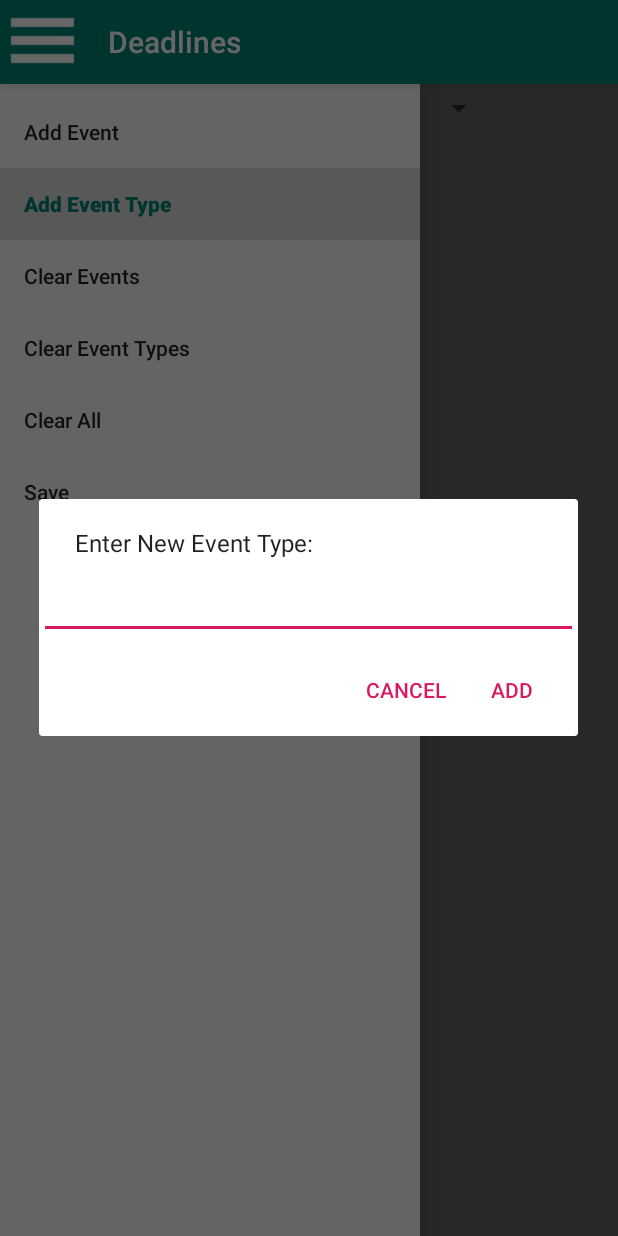
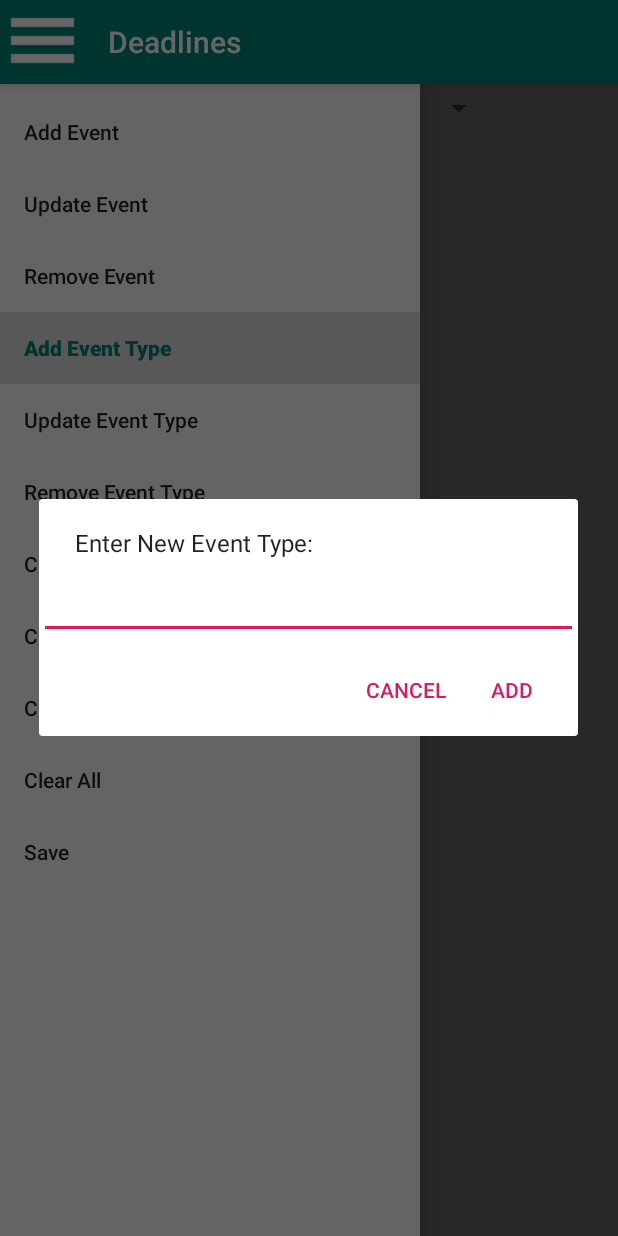
Before and after one commit to BrendanKiernan196/Deadlines, an Android app: the screen it shows after launch (MainActivity), in the side drawer, after a tap on "Add Event Type", on a phone screen of 412 x 824 dp. Run offline under Robolectric (Android 15) with nearby library versions, the phone set to English and light mode, and no system bars.

Commit message:
Middleware 4
Event creation method tested and debugged
Add button functionality complete
Update/delete function pop-ups started
Creation pop-ups for events and types being repurposed to also handle updating events and types

```diff
--- a/app/src/main/java/com/kiernan/deadlines/MainActivity.java
+++ b/app/src/main/java/com/kiernan/deadlines/MainActivity.java
@@ -8,19 +8,19 @@ import android.support.v4.widget.DrawerLayout;
 import android.support.v7.app.ActionBar;
 import android.support.v7.app.AlertDialog;
 import android.support.v7.app.AppCompatActivity;
-import android.support.v7.widget.DefaultItemAnimator;
-import android.support.v7.widget.LinearLayoutManager;
 import android.support.v7.widget.RecyclerView;
 import android.support.v7.widget.Toolbar;
 import android.view.MenuItem;
+import android.view.View;
 import android.widget.ArrayAdapter;
+import android.widget.Button;
 import android.widget.EditText;
 import android.widget.RelativeLayout;
 import android.widget.Spinner;
 
 import java.util.ArrayList;
 import java.util.Calendar;
-import java.util.GregorianCalendar;
+import java.util.Date;
 
 /*
     Deadlines Project - Members
@@ -43,15 +43,35 @@ public class MainActivity extends AppCompatActivity {
 
     private DrawerLayout drawerLayout;
 
-    private AlertDialog newEvent, eventFail, newEventType, eventTypeFail,
-            confirm, ceAlert, cetAlert, caAlert;
+    private AlertDialog detailEvent, eventFail, detailEventType, eventTypeFail, eventSelector,
+            eventTypeSelector, confirm, ceAlert, cetAlert, caAlert, adder;
+
+    //For eventSelector and eventTypeSelector - name of event or type to be updated
+    private String reference;
+
+    //For eventSelector and eventTypeSelector - indicate if the selected object is to be deleted
+    //True - delete
+    //False - update or complete (See following bool)
+    private boolean delete;
+
+    /*
+    For eventCreator and eventTypeCreator - indicate if the information obtained is for an update
+    True - update object of name @string/reference
+    False - create new object
+
+    For eventSelect - indicate if selected event is to be updated
+    True - update object of selected name
+    False - complete (stretch goal)
+     */
+    private boolean update;
 
     private RelativeLayout eventCreator;
 
     private EditText eventTypeCreator;
 
-    //Specific purpose spinners
-    private Spinner creatorEventTypeSpinner, hourSpinner, minuteSpinner, monthSpinner, daySpinner, yearSpinner;
+    //Event Creator Spinners
+    private Spinner creatorEventTypeSpinner, hourSpinner, minuteSpinner, monthSpinner, daySpinner,
+            yearSpinner;
 
     private ArrayList hours, minutes, months, days, years;
 
@@ -74,6 +94,7 @@ public class MainActivity extends AppCompatActivity {
         makeTimeSpinners();
         makeDialogue();
         makeHamburger();
+        setAddButtonAction();
     }
 
     //Method to give hamburger menu and add buttons onClick functionality
@@ -82,10 +103,9 @@ public class MainActivity extends AppCompatActivity {
         switch (item.getItemId()) {
             //Home button opens and closes hamburger menu
             case android.R.id.home:
-                if(drawerLayout.isDrawerOpen(GravityCompat.START)){
+                if (drawerLayout.isDrawerOpen(GravityCompat.START)) {
                     drawerLayout.closeDrawer(GravityCompat.START);
-                }
-                else{
+                } else {
                     drawerLayout.openDrawer(GravityCompat.START);
                 }
                 return true;
@@ -199,7 +219,7 @@ public class MainActivity extends AppCompatActivity {
          */
         builder.setPositiveButton("Ok", new DialogInterface.OnClickListener() {
             public void onClick(DialogInterface dialog, int id) {
-                newEvent.show();
+                detailEvent.show();
             }
         });
         builder.setMessage("");
@@ -210,7 +230,7 @@ public class MainActivity extends AppCompatActivity {
          */
         builder.setPositiveButton("Ok", new DialogInterface.OnClickListener() {
             public void onClick(DialogInterface dialog, int id) {
-                newEventType.show();
+                detailEventType.show();
             }
         });
         builder.setMessage("");
@@ -269,7 +289,7 @@ public class MainActivity extends AppCompatActivity {
         caAlert = builder.create();
 
         /*
-        Add New Event Type Dialogue
+        Add New & Update Event Type Dialogue
          */
         builder.setMessage("Enter New Event Type:");
         builder.setView(eventTypeCreator);
@@ -301,10 +321,10 @@ public class MainActivity extends AppCompatActivity {
                 //Close
             }
         });
-        newEventType = builder.create();
+        detailEventType = builder.create();
 
         /*
-        Add new event dialogue
+        Add New & Update Event Dialogue
          */
         builder.setMessage("Enter New Event Type:");
         builder.setView(eventCreator);
@@ -318,7 +338,64 @@ public class MainActivity extends AppCompatActivity {
                 //Close
             }
         });
-        newEvent = builder.create();
+        detailEvent = builder.create();
+
+        /*
+        Add/Update/Complete event selection pop-up
+         */
+        //Get and set-up spinner for pop-up
+        final Spinner spinner = (Spinner) getLayoutInflater().inflate(R.layout.event_selector, null);
+        ArrayAdapter adapter = new ArrayAdapter<String>(this, android.R.layout.simple_spinner_item,
+                eventBag.getNames());
+        adapter.setDropDownViewResource(R.layout.support_simple_spinner_dropdown_item);
+        spinner.setAdapter(adapter);
+        //Builder must be redeclared to avoid previous pop-up attributes from overlapping
+        builder = new AlertDialog.Builder(this);
+        builder.setTitle("Select an event to update");
+        builder.setPositiveButton("Find", new DialogInterface.OnClickListener() {
+            public void onClick(DialogInterface dialog, int id) {
+                reference = spinner.getSelectedItem().toString();
+                detailEvent.show();
+            }
+        });
+        builder.setNegativeButton("Cancel", new DialogInterface.OnClickListener() {
+            public void onClick(DialogInterface dialog, int id) {
+                //Close
+            }
+        });
+        eventSelector = builder.create();
+
+        /*
+        Add/Update event type selector pop-up
+
+        final Spinner spinnerB = (Spinner) getLayoutInflater().inflate(R.layout.event_type_selector, null);
+        ArrayAdapter adapter = new ArrayAdapter<String>(this, android.R.layout.simple_spinner_item,
+                eventBag.getNames());
+        adapter.setDropDownViewResource(R.layout.support_simple_spinner_dropdown_item);
+        spinnerB.setAdapter(adapter);
+        */
+
+        /*
+        Add button pop-up
+         */
+        //Builder must be redeclared to avoid previous pop-up attributes from overlapping
+        builder = new AlertDialog.Builder(this);
+        //Options of what type of new thing to add - pop-up choice
+        String[] options = {"Event", "EventType"};
+        builder.setTitle("Add New:").setItems(options, new DialogInterface.OnClickListener() {
+            @Override
+            //which = index in options
+            public void onClick(DialogInterface dialog, int which) {
+                if (which == 0) detailEvent.show();
+                else detailEventType.show();
+            }
+        });
+        builder.setNegativeButton("Cancel", new DialogInterface.OnClickListener() {
+            public void onClick(DialogInterface dialog, int id) {
+                //Close
+            }
+        });
+        adder = builder.create();
 
     }
 
@@ -329,19 +406,28 @@ public class MainActivity extends AppCompatActivity {
             if (s.isEmpty() == false) {
                 int month = Integer.parseInt(monthSpinner.getSelectedItem().toString());
                 int day = Integer.parseInt(daySpinner.getSelectedItem().toString());
-                if (dayexists(month, day)) {
-                    int year = Integer.parseInt(yearSpinner.getSelectedItem().toString());
+                int year = Integer.parseInt(yearSpinner.getSelectedItem().toString());
+                System.out.println(year);
+                if (dayExists(month, day, year)) {
                     int hour = Integer.parseInt(hourSpinner.getSelectedItem().toString());
                     int minute = Integer.parseInt(minuteSpinner.getSelectedItem().toString());
-                    GregorianCalendar gc = new GregorianCalendar(year, month, day, hour, minute);
-                    if (gc.getTimeInMillis() > Calendar.getInstance().getTimeInMillis()) {
+                    //Due to some currently unknown glitch, the paramaters must be modified to provide the correct date
+                    Date date = new Date(year - 1900, month - 1, day, hour, minute);
+                    Date now = new Date();
+
+                    System.out.println(year + " " + month + " " + day + " " + hour + " " + minute);
+                    System.out.println(date.toString());
+                    System.out.println(date.getTime());
+                    System.out.println(now.toString());
+                    System.out.println(now.getTime());
+
+                    if (date.getTime() > now.getTime()) {
+                        EventType type = eventTypeBag.getType(creatorEventTypeSpinner.getSelectedItem().toString());
                         //Insert conditional here
-                        EventType type = (EventType) creatorEventTypeSpinner.getSelectedItem();
-                        if (eventBag.add(s, type, year, month, day, hour, minute)){
+                        if (eventBag.add(s, type, year, month, day, hour, minute)) {
                             et.setText("");
                             confirm.show();
-                        }
-                        else{
+                        } else {
                             eventFail.setMessage("An object of the given objective title already exists.");
                             eventFail.show();
                         }
@@ -370,11 +456,14 @@ public class MainActivity extends AppCompatActivity {
 
     }
 
-    public boolean dayexists(int month, int day) {
+    public boolean dayExists(int month, int day, int year) {
         if (day == 31) {
-            if (month == 4 || month == 6 || month == 9 || month == 11) return false;
-        } else if (day > 28) {
-            if (month == 2) return false;
+            if (month == 2 || month == 4 || month == 6 || month == 9 || month == 11) return false;
+        } else if (month == 2) {
+            if (day > 29) return false;
+            else if (day == 29) {
+                if (year % 4 != 0) return false;
+            }
         }
         return true;
     }
@@ -389,9 +478,9 @@ public class MainActivity extends AppCompatActivity {
                         menuItem.setChecked(true);
 
                         if (menuItem.getTitle().equals("Add Event")) {
-                            newEvent.show();
+                            detailEvent.show();
                         } else if (menuItem.getTitle().equals("Add Event Type")) {
-                            newEventType.show();
+                            detailEventType.show();
                         } else if (menuItem.getTitle().equals("Clear Events")) {
                             ceAlert.show();
                         } else if (menuItem.getTitle().equals("Clear Event Types")) {
@@ -407,6 +496,16 @@ public class MainActivity extends AppCompatActivity {
                     }
                 }
         );
+    }
+
+    public void setAddButtonAction() {
+        Button button = findViewById(R.id.button);
+        button.setOnClickListener(new View.OnClickListener() {
+            @Override
+            public void onClick(View v) {
+                adder.show();
+            }
+        });
     }
 
     //Spins up the EventAdapter class and passes the EventBag ArrayList
--- a/app/src/main/res/layout/event_creator.xml
+++ b/app/src/main/res/layout/event_creator.xml
@@ -3,8 +3,6 @@
     android:id="@+id/eventCreator"
     android:layout_width="200dp"
     android:layout_height="160dp">
-
-    <!-- To be done - resize text to make the pop-up more legible -->
 
     <TextView
         android:id="@+id/objectiveLabel"
@@ -66,7 +64,7 @@
 
     <TextView
         android:id="@+id/monthLabel"
-        android:layout_width="70dp"
+        android:layout_width="85dp"
         android:layout_height="15dp"
         android:layout_below="@id/hourSpinner"
         android:text="Month:"
@@ -74,7 +72,7 @@
 
     <Spinner
         android:id="@+id/monthSpinner"
-        android:layout_width="75dp"
+        android:layout_width="85dp"
         android:layout_height="20dp"
         android:layout_below="@+id/monthLabel" />
 
--- a/app/src/main/res/menu/drawer_view.xml
+++ b/app/src/main/res/menu/drawer_view.xml
@@ -6,12 +6,22 @@
 
         <item android:id="@+id/addEvent"
             android:title="Add Event"    />
+        <item android:id="@+id/updateEvent"
+            android:title="Update Event"    />
+        <item android:id="@+id/removeEvent"
+            android:title="Remove Event"    />
         <item android:id="@+id/addEventType"
             android:title="Add Event Type"    />
+        <item android:id="@+id/updateEventType"
+            android:title="Update Event Type"    />
+        <item android:id="@+id/removeEventType"
+            android:title="Remove Event Type"    />
         <item android:id="@+id/clearEvents"
             android:title="Clear Events"    />
         <item android:id="@+id/clearEventTypes"
             android:title="Clear Event Types"    />
+        <item android:id="@+id/clearHistory"
+            android:title="Clear History"    />
         <item android:id="@+id/clearAll"
             android:title="Clear All"    />
         <item android:id="@+id/save"
```
Also changed, not shown: app/src/main/res/layout/event_selector.xml (added, +8 -0 lines).
